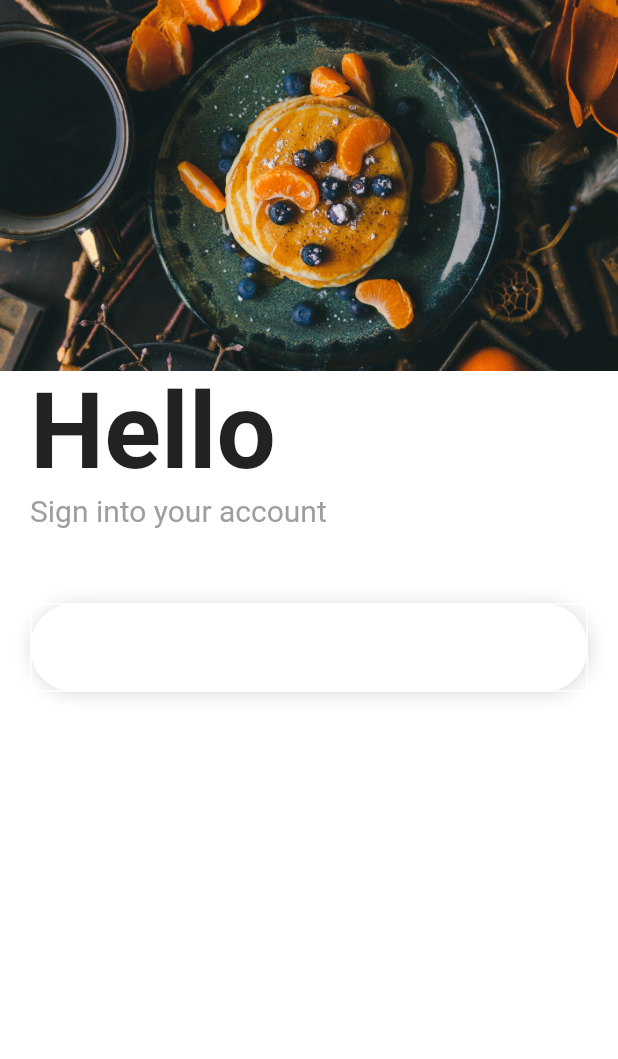
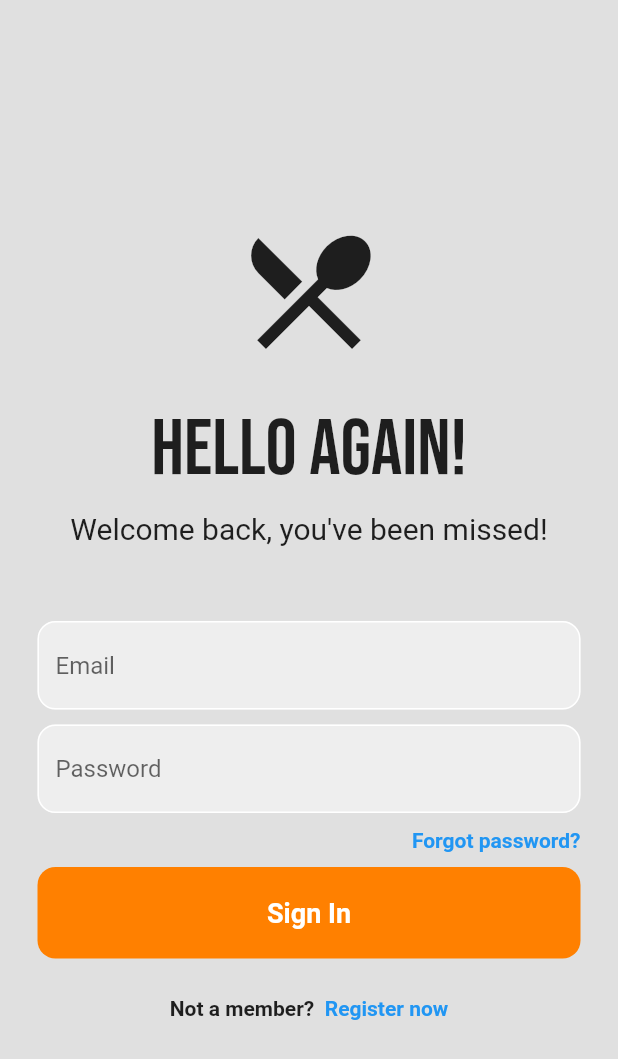
Before and after one commit to KatiaSahan/Praca_dyplomowa, a Flutter app: the screen it shows after launch, on a phone screen of 412 x 824 dp. Shown: the top 1059 px of the screen. Run offline on Flutter 3.47's test engine with Material 2 defaults, Android fonts, the phone set to English and light mode, and no system bars; our stand-ins replace cloud_firestore, firebase_auth, firebase_core, google_fonts; accounts and stored records are empty.

Commit message:
register

```diff
--- /dev/null
+++ b/aplikacja_mobilna/lib/home/Auth/auth_page.dart
@@ -0,0 +1,32 @@
+// ignore_for_file: prefer_const_constructors
+
+import 'package:aplikacja_mobilna/home/login_page.dart';
+import 'package:flutter/material.dart';
+import '../register_page.dart';
+
+class AuthPage extends StatefulWidget {
+  const AuthPage({super.key});
+
+  @override
+  State<AuthPage> createState() => _AuthPageState();
+}
+
+class _AuthPageState extends State<AuthPage> {
+  //inially, show the login page
+  bool showLoginPage = true;
+
+  void toggleScreens() {
+    setState(() {
+      showLoginPage = !showLoginPage;
+    });
+  }
+
+  @override
+  Widget build(BuildContext context) {
+    if (showLoginPage) {
+      return LoginPage(showRegisterPage: toggleScreens);
+    } else {
+      return RegisterPage(showLoginPage: toggleScreens);
+    }
+  }
+}
--- /dev/null
+++ b/aplikacja_mobilna/lib/home/Auth/main_page.dart
@@ -0,0 +1,26 @@
+// ignore_for_file: prefer_const_constructors
+
+import 'package:aplikacja_mobilna/home/home.dart';
+import 'package:firebase_auth/firebase_auth.dart';
+import 'package:flutter/material.dart';
+
+import 'auth_page.dart';
+
+class MainPage extends StatelessWidget {
+  const MainPage({super.key});
+
+  @override
+  Widget build(BuildContext context) {
+    return Scaffold(
+        body: StreamBuilder<User?>(
+      stream: FirebaseAuth.instance.authStateChanges(),
+      builder: (context, snapshot) {
+        if (snapshot.hasData) {
+          return RecipeListPage();
+        } else {
+          return  AuthPage();
+        }
+      },
+    ));
+  }
+}
--- a/aplikacja_mobilna/lib/home/login_page.dart
+++ b/aplikacja_mobilna/lib/home/login_page.dart
@@ -1,67 +1,191 @@
+// ignore_for_file: prefer_const_literals_to_create_immutables, prefer_const_constructors
+
+import 'package:firebase_auth/firebase_auth.dart';
 import 'package:flutter/material.dart';
+import 'package:google_fonts/google_fonts.dart';
+
+import 'forgot_pw_page.dart';
 
 class LoginPage extends StatefulWidget {
-  const LoginPage({super.key});
+  final VoidCallback showRegisterPage;
+  const LoginPage({super.key, required this.showRegisterPage});
 
   @override
   State<LoginPage> createState() => _LoginPageState();
 }
 
 class _LoginPageState extends State<LoginPage> {
+  //text controller
+  final _emailController = TextEditingController();
+  final _passwordController = TextEditingController();
+
+  Future signIn() async {
+    await FirebaseAuth.instance.signInWithEmailAndPassword(
+      email: _emailController.text.trim(),
+      password: _passwordController.text.trim(),
+    );
+  }
+
+  @override
+  void dispose() {
+    _emailController.dispose();
+    _passwordController.dispose();
+    super.dispose();
+  }
+
   @override
   Widget build(BuildContext context) {
-    double w = MediaQuery.of(context).size.width;
-    double h = MediaQuery.of(context).size.height;
     return Scaffold(
-      backgroundColor: Colors.white,
-      body: Column(
+      backgroundColor: Colors.grey[300],
+      body: SafeArea(
+        child: Center(
+          child: SingleChildScrollView(
+            child: Column(
+              mainAxisAlignment: MainAxisAlignment.center,
               children: [
-          Container(
-            width: w,
-            height: h * 0.3,
-            decoration: const BoxDecoration(
-                image: DecorationImage(
-                    image: AssetImage("img/loginfoto.jpg"), fit: BoxFit.cover)),
+                //logo
+                Icon(
+                  Icons.local_dining_outlined,
+                  size: 100,
                 ),
-          Container(
-              margin: const EdgeInsets.only(left: 20, right: 20),
-              width: w,
-              child: Column(
-                crossAxisAlignment: CrossAxisAlignment.start,
-                children: [
-                  const Text("Hello",
-                      style:
-                          TextStyle(fontSize: 70, fontWeight: FontWeight.bold)),
-                  Text("Sign into your account",
-                      style: TextStyle(fontSize: 20, color: Colors.grey[500])),
-                  const SizedBox(
+                SizedBox(
+                  height: 25,
+                ),
+                //Hello again
+                Text('Hello again!',
+                    style: GoogleFonts.bebasNeue(
+                      fontSize: 52,
+                    )),
+                SizedBox(
+                  height: 10,
+                ),
+                Text('Welcome back, you\'ve been missed!',
+                    style: TextStyle(
+                      fontSize: 20,
+                    )),
+                SizedBox(
                   height: 50,
                 ),
-                  Container(
+
+                //email textfield
+                Padding(
+                    padding: const EdgeInsets.symmetric(horizontal: 25.0),
+                    child: TextField(
+                      controller: _emailController,
+                      decoration: InputDecoration(
+                        enabledBorder: OutlineInputBorder(
+                          borderSide: BorderSide(color: Colors.white),
+                          borderRadius: BorderRadius.circular(12),
+                        ),
+                        focusedBorder: OutlineInputBorder(
+                          borderSide: BorderSide(color: Colors.deepPurple),
+                          borderRadius: BorderRadius.circular(12),
+                        ),
+                        hintText: 'Email',
+                        fillColor: Colors.grey[200],
+                        filled: true,
+                      ),
+                    )),
+                SizedBox(height: 10),
+
+                //password textfield
+                Padding(
+                    padding: const EdgeInsets.symmetric(horizontal: 25.0),
+                    child: TextField(
+                      obscureText: true,
+                      controller: _passwordController,
+                      decoration: InputDecoration(
+                        enabledBorder: OutlineInputBorder(
+                          borderSide: BorderSide(color: Colors.white),
+                          borderRadius: BorderRadius.circular(12),
+                        ),
+                        focusedBorder: OutlineInputBorder(
+                          borderSide: BorderSide(color: Colors.deepPurple),
+                          borderRadius: BorderRadius.circular(12),
+                        ),
+                        hintText: 'Password',
+                        fillColor: Colors.grey[200],
+                        filled: true,
+                      ),
+                    )),
+                SizedBox(height: 10),
+
+                //Forgot password
+                Padding(
+                  padding: const EdgeInsets.symmetric(horizontal: 25.0),
+                  child: Row(
+                    mainAxisAlignment: MainAxisAlignment.end,
+                    children: [
+                      GestureDetector(
+                        onTap: () {
+                          Navigator.push(
+                            context,
+                            MaterialPageRoute(
+                              builder: (context) {
+                                return ForgotPasswordPage();
+                              },
+                            ),
+                          );
+                        },
+                        child: Text(
+                          'Forgot password?',
+                          style: TextStyle(
+                              color: Colors.blue, fontWeight: FontWeight.bold),
+                        ),
+                      ),
+                    ],
+                  ),
+                ),
+
+                SizedBox(height: 10),
+
+                //sign in button
+                Padding(
+                  padding: const EdgeInsets.symmetric(horizontal: 25.0),
+                  child: GestureDetector(
+                    onTap: signIn,
+                    child: Container(
+                      padding: EdgeInsets.all(20),
                       decoration: BoxDecoration(
+                          color: Color.fromARGB(255, 255, 128, 0),
+                          borderRadius: BorderRadius.circular(12)),
+                      child: Center(
+                          child: Text(
+                        'Sign In',
+                        style: TextStyle(
                           color: Colors.white,
-                        borderRadius: BorderRadius.circular(30),
-                        boxShadow: [
-                          BoxShadow(
-                              blurRadius: 10,
-                              offset: const Offset(1, 1),
-                              color: Colors.grey.withOpacity(0.4))
-                        ]),
-                    child: TextField(
-                      decoration: InputDecoration(
-                          focusedBorder: const OutlineInputBorder(
-                              borderSide:
-                                  BorderSide(color: Colors.white, width: 1.0)),
-                          enabledBorder: const OutlineInputBorder(
-                              borderSide:
-                                  BorderSide(color: Colors.white, width: 1.0)),
-                          border: OutlineInputBorder(
-                              borderRadius: BorderRadius.circular(30))),
+                          fontWeight: FontWeight.bold,
+                          fontSize: 18,
+                        ),
+                      )),
+                    ),
+                  ),
+                ),
+                SizedBox(
+                  height: 25,
+                ),
+                //not a member? register now
+                Row(
+                  mainAxisAlignment: MainAxisAlignment.center,
+                  children: [
+                    Text(
+                      'Not a member? ',
+                      style: TextStyle(fontWeight: FontWeight.bold),
+                    ),
+                    GestureDetector(
+                      onTap: widget.showRegisterPage,
+                      child: Text(
+                        ' Register now',
+                        style: TextStyle(
+                            color: Colors.blue, fontWeight: FontWeight.bold),
                       ),
                     )
                   ],
-              ))
+                )
               ],
+            ),
+          ),
+        ),
       ),
     );
   }
--- a/aplikacja_mobilna/lib/main.dart
+++ b/aplikacja_mobilna/lib/main.dart
@@ -1,9 +1,12 @@
+import 'package:aplikacja_mobilna/home/Auth/main_page.dart';
+import 'package:firebase_core/firebase_core.dart';
 import 'package:flutter/material.dart';
 
-
-import 'home/login_page.dart';
-
-void main() => runApp(const MyApp());
+void main() async {
+  WidgetsFlutterBinding.ensureInitialized();
+  await Firebase.initializeApp();
+  runApp(const MyApp());
+}
 
 class MyApp extends StatelessWidget {
   const MyApp({Key? key}) : super(key: key);
@@ -13,9 +16,23 @@ class MyApp extends StatelessWidget {
     return MaterialApp(
       debugShowCheckedModeBanner: false,
       theme: ThemeData(
-        primarySwatch: Colors.indigo,
+        primarySwatch: const MaterialColor(
+          0xFFFFA000,
+          <int, Color>{
+            50: Color(0xFFFFF3E0),
+            100: Color(0xFFFFE0B2),
+            200: Color(0xFFFFCC80),
+            300: Color(0xFFFFB74D),
+            400: Color(0xFFFFA726),
+            500: Color(0xFFFFA000),
+            600: Color(0xFFFB8C00),
+            700: Color(0xFFF57C00),
+            800: Color(0xFFEF6C00),
+            900: Color(0xFFE65100),
+          },
+        ),
       ),
-      home: const LoginPage(), //RecipeListPage(),
+      home: const MainPage(),
       // routes: <String, WidgetBuilder>{
       //    "/a": (BuildContext context) => const Sniadania(),
       // }
--- a/aplikacja_mobilna/pubspec.yaml
+++ b/aplikacja_mobilna/pubspec.yaml
@@ -35,10 +35,15 @@ dependencies:
   # The following adds the Cupertino Icons font to your application.
   # Use with the CupertinoIcons class for iOS style icons.
   cupertino_icons: ^1.0.2
+  google_fonts:
+  firebase_auth: ^4.6.2
   http: ^0.13.5
   flutter_bloc: ^8.1.1
   bloc: ^8.1.1
   rxdart: ^0.27.7
+  firebase_core: ^2.13.1
+  cloud_firestore: ^4.8.0
+
 
 dev_dependencies:
   flutter_test:
```
Also changed, not shown: aplikacja_mobilna/lib/home/forgot_pw_page.dart (added, +95 -0 lines), aplikacja_mobilna/lib/home/home.dart (+16 -8 lines), aplikacja_mobilna/lib/home/register_page.dart (added, +278 -0 lines), aplikacja_mobilna/lib/menu/settings.dart (+24 -3 lines), aplikacja_mobilna/img/loginbtn.jpg (added), aplikacja_mobilna/pubspec.lock, 6 other files. Lines whose indentation alone changed are shown as unchanged.
